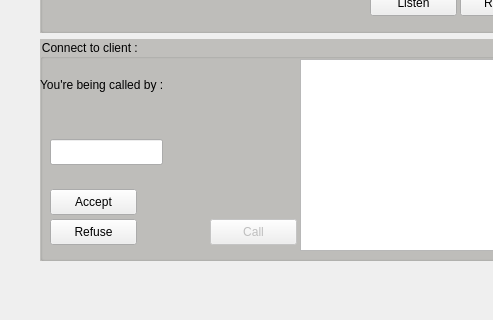
The window that Client/Babel/mainwindow.ui (SamuelValentin974/Babel) describes before a commit, drawn with Qt 5; both pictures show x 0 to 493 and y 270 to 590 of the 1086 by 590 pixel window.
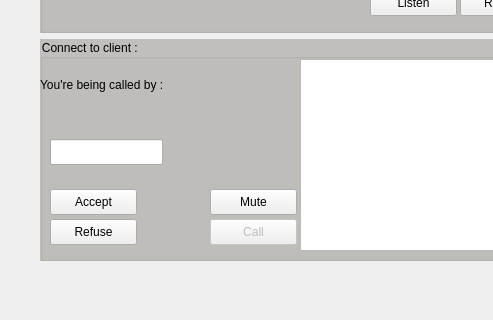
The same window after the commit.

The edit to the form file:
```diff
--- a/Client/Babel/mainwindow.ui
+++ b/Client/Babel/mainwindow.ui
@@ -323,6 +323,19 @@
          </rect>
         </property>
        </widget>
+       <widget class="QPushButton" name="BtnMute">
+        <property name="geometry">
+         <rect>
+          <x>170</x>
+          <y>150</y>
+          <width>87</width>
+          <height>26</height>
+         </rect>
+        </property>
+        <property name="text">
+         <string>Mute</string>
+        </property>
+       </widget>
       </widget>
      </item>
     </layout>
```
